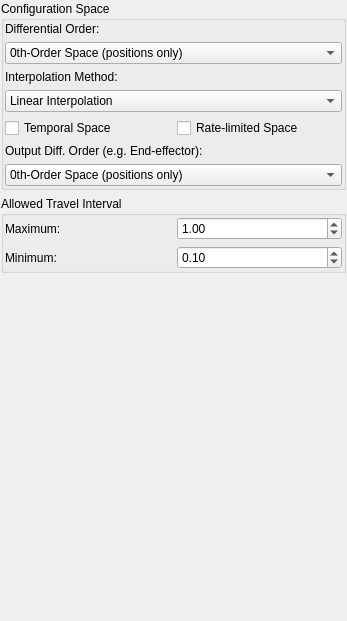
First picture: the form in src/ReaK/gui_qt/ui/manip_space_config.ui, repository mikael-s-persson/ReaK, before the edit.
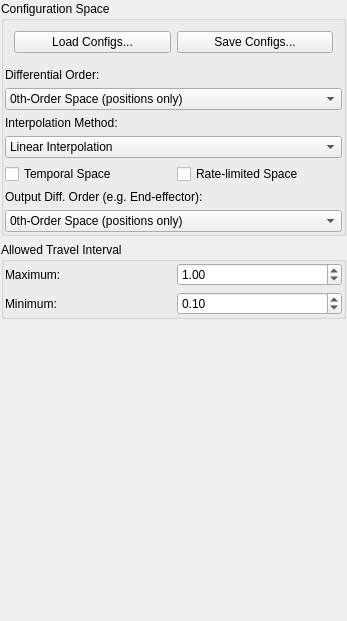
Second picture: the form after the edit.

Commit message: Added loading and saving of the manip-space configuration for CRS planner application.

What changed in the file:
```diff
--- a/src/ReaK/gui_qt/ui/manip_space_config.ui
+++ b/src/ReaK/gui_qt/ui/manip_space_config.ui
@@ -26,6 +26,26 @@
       <property name="margin">
        <number>1</number>
       </property>
+      <item>
+       <widget class="QWidget" name="widget_2" native="true">
+        <layout class="QHBoxLayout" name="horizontalLayout">
+         <item>
+          <widget class="QPushButton" name="load_button">
+           <property name="text">
+            <string>Load Configs...</string>
+           </property>
+          </widget>
+         </item>
+         <item>
+          <widget class="QPushButton" name="save_button">
+           <property name="text">
+            <string>Save Configs...</string>
+           </property>
+          </widget>
+         </item>
+        </layout>
+       </widget>
+      </item>
       <item>
        <widget class="QLabel" name="label">
         <property name="text">
```
The commit also changes 3 other files.
